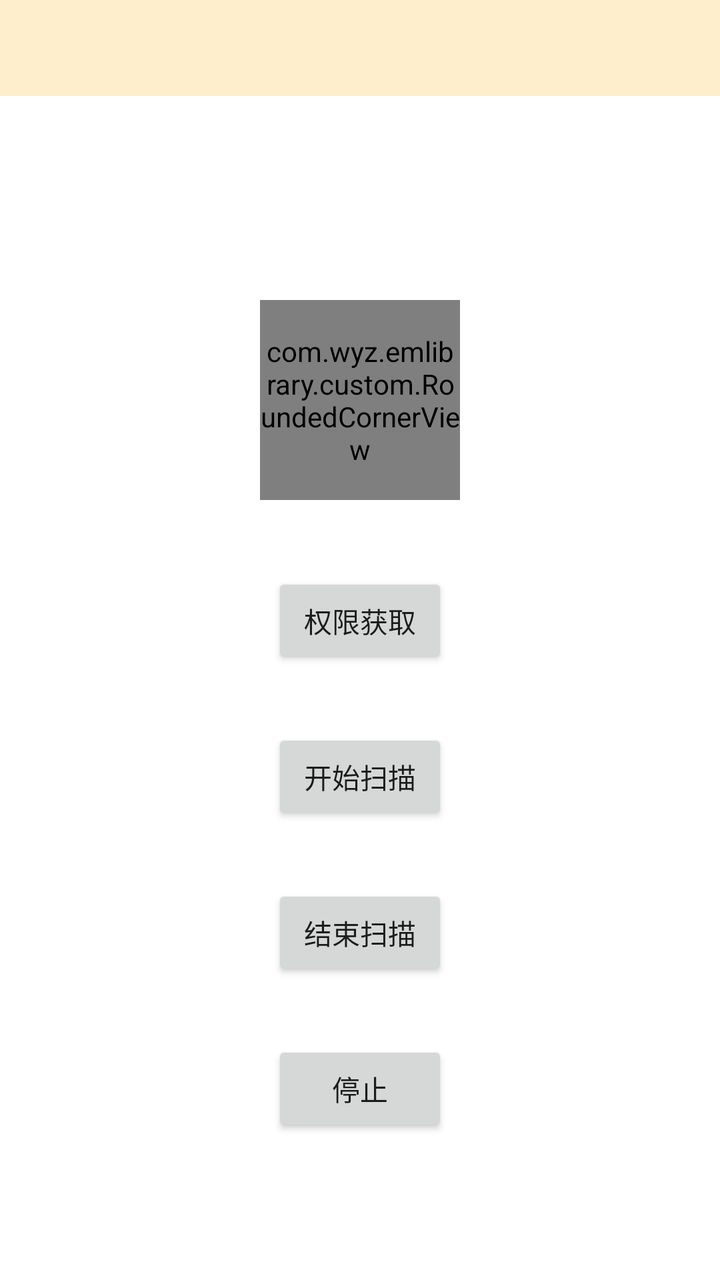
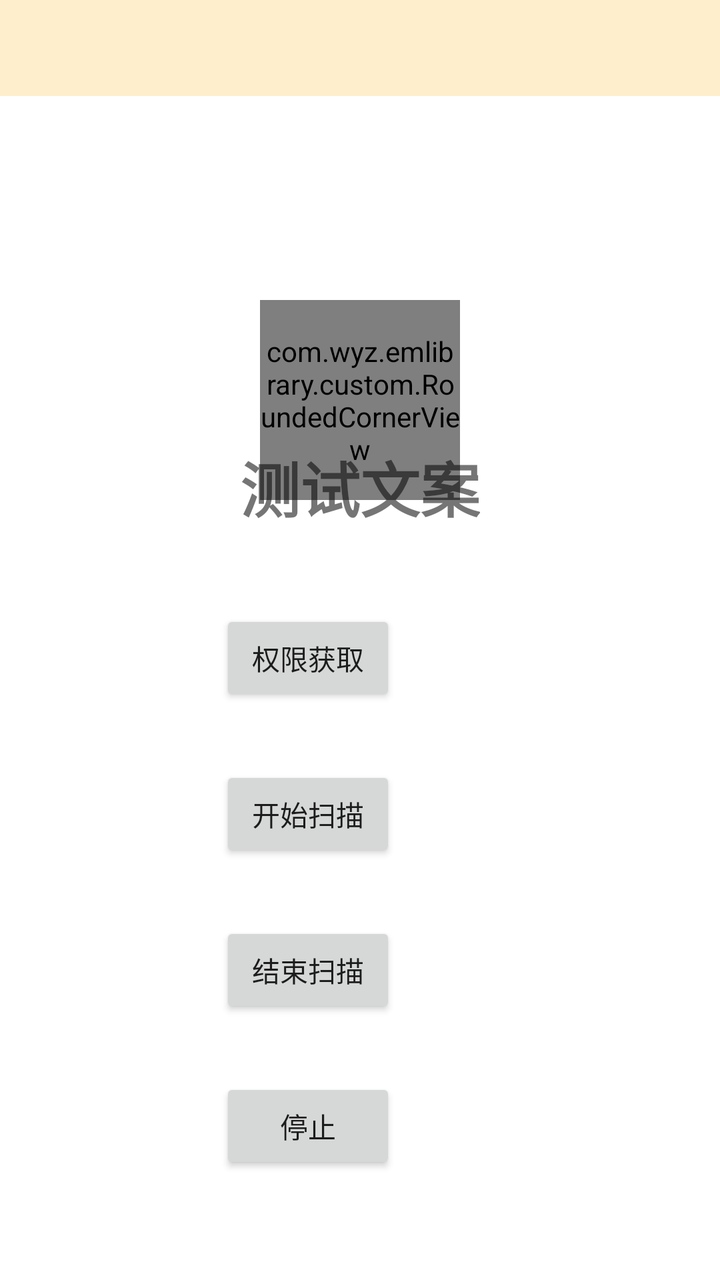

Before-and-after screenshots of an Android layout around one commit, followed by the original layout XML and the change that was made.
<!-- AndroidManifest.xml: application theme AppTheme -->
<!-- res/layout/activity_demo.xml -->
<?xml version="1.0" encoding="utf-8"?>
<androidx.constraintlayout.widget.ConstraintLayout xmlns:android="http://schemas.android.com/apk/res/android"
    xmlns:app="http://schemas.android.com/apk/res-auto"
    xmlns:tools="http://schemas.android.com/tools"
    android:layout_width="match_parent"
    android:layout_height="match_parent"
    android:background="@color/white"
    tools:context="com.wyz.test.ui.DemoActivity">

    <androidx.constraintlayout.widget.ConstraintLayout
        android:id="@+id/container_navi"
        android:layout_width="match_parent"
        android:layout_height="48dp"
        app:layout_constraintTop_toTopOf="parent"
        app:layout_constraintStart_toStartOf="parent"
        app:layout_constraintEnd_toEndOf="parent"
        android:background="#ffeecc"/>

    <com.wyz.emlibrary.custom.RoundedCardView
        android:visibility="gone"
        android:layout_width="wrap_content"
        android:layout_height="wrap_content"
        app:cardBackgroundColor="@color/transparent"
        app:cardElevation="0dp"
        app:rcvTopLeftRadius="40dp"
        app:rcvTopRightRadius="12dp"
        app:rcvBottomLeftRadius="40dp"
        app:rcvBottomRightRadius="12dp"
        app:layout_constraintTop_toTopOf="parent"
        app:layout_constraintStart_toStartOf="parent"
        app:layout_constraintEnd_toEndOf="parent"
        app:layout_constraintBottom_toBottomOf="parent">

        <com.wyz.emlibrary.custom.GravityCropImageView
            android:id="@+id/iv_pic"
            android:layout_width="150dp"
            android:layout_height="250dp"
            app:gciHorizontal="start"
            app:gciVertical="top"
            android:src="@drawable/pic_test1" />
    </com.wyz.emlibrary.custom.RoundedCardView>

    <com.wyz.emlibrary.custom.RoundedCornerView
        android:id="@+id/animation_view"
        android:layout_width="100dp"
        android:layout_height="100dp"
        app:rcViewColor="#ff5500"
        app:rcCornerRadius="50dp"
        android:layout_marginTop="150dp"
        app:layout_constraintTop_toTopOf="parent"
        app:layout_constraintStart_toStartOf="parent"
        app:layout_constraintEnd_toEndOf="parent"/>

    <LinearLayout
        android:layout_width="wrap_content"
        android:layout_height="wrap_content"
        android:orientation="vertical"
        app:layout_constraintVertical_bias="0.8"
        app:layout_constraintTop_toTopOf="parent"
        app:layout_constraintBottom_toBottomOf="parent"
        app:layout_constraintStart_toStartOf="parent"
        app:layout_constraintEnd_toEndOf="parent">

        <Button
            android:id="@+id/btn_perm"
            android:layout_width="wrap_content"
            android:layout_height="wrap_content"
            android:text="权限获取"/>

        <Button
            android:id="@+id/btn_start_scan"
            android:layout_width="wrap_content"
            android:layout_height="wrap_content"
            android:text="开始扫描"
            android:layout_marginTop="30dp"/>

        <Button
            android:id="@+id/btn_end_scan"
            android:layout_width="wrap_content"
            android:layout_height="wrap_content"
            android:text="结束扫描"
            android:layout_marginTop="30dp"/>

        <Button
            android:id="@+id/btn_stop"
            android:layout_width="wrap_content"
            android:layout_height="wrap_content"
            android:text="停止"
            android:layout_marginTop="30dp"/>
    </LinearLayout>
</androidx.constraintlayout.widget.ConstraintLayout>
<!-- resources referenced by this layout -->
<resources>
  <color name="transparent">#00000000</color>
  <color name="white">#FFFFFFFF</color>
  <!-- drawable pic_test1: jpg bitmap (drawable-xxhdpi, 606156 bytes) -->
  <style name="AppTheme" parent="Theme.AppCompat.Light.NoActionBar">
          
          <item name="colorPrimary">@color/primary_color</item>
          <item name="colorPrimaryVariant">@color/primary_color</item>
          <item name="colorOnPrimary">@color/primary_color</item>
          <item name="colorPrimaryDark">@android:color/black</item>
          
          <item name="colorSecondary">@color/primary_color</item>
          <item name="colorSecondaryVariant">@color/primary_color</item>
  
          <item name="android:windowLightStatusBar">true</item>
  
          <item name="android:windowBackground">@android:color/white</item>
          <item name="android:statusBarColor">@android:color/white</item>
          <item name="android:navigationBarColor">@android:color/black</item>
          <item name="android:windowFullscreen">false</item>
      </style>
  <color name="primary_color">#303030</color>
</resources>

<!-- the commit's change to res/layout/activity_demo.xml (unified diff, before → after) -->
@@ -61,6 +61,16 @@
         app:layout_constraintStart_toStartOf="parent"
         app:layout_constraintEnd_toEndOf="parent">
 
+        <TextView
+            android:id="@+id/tv_test"
+            android:layout_width="wrap_content"
+            android:layout_height="wrap_content"
+            android:text="测试文案"
+            android:textSize="30sp"
+            android:textStyle="bold"
+            android:layout_marginBottom="30dp"
+            android:padding="10dp"/>
+
         <Button
             android:id="@+id/btn_perm"
             android:layout_width="wrap_content"
